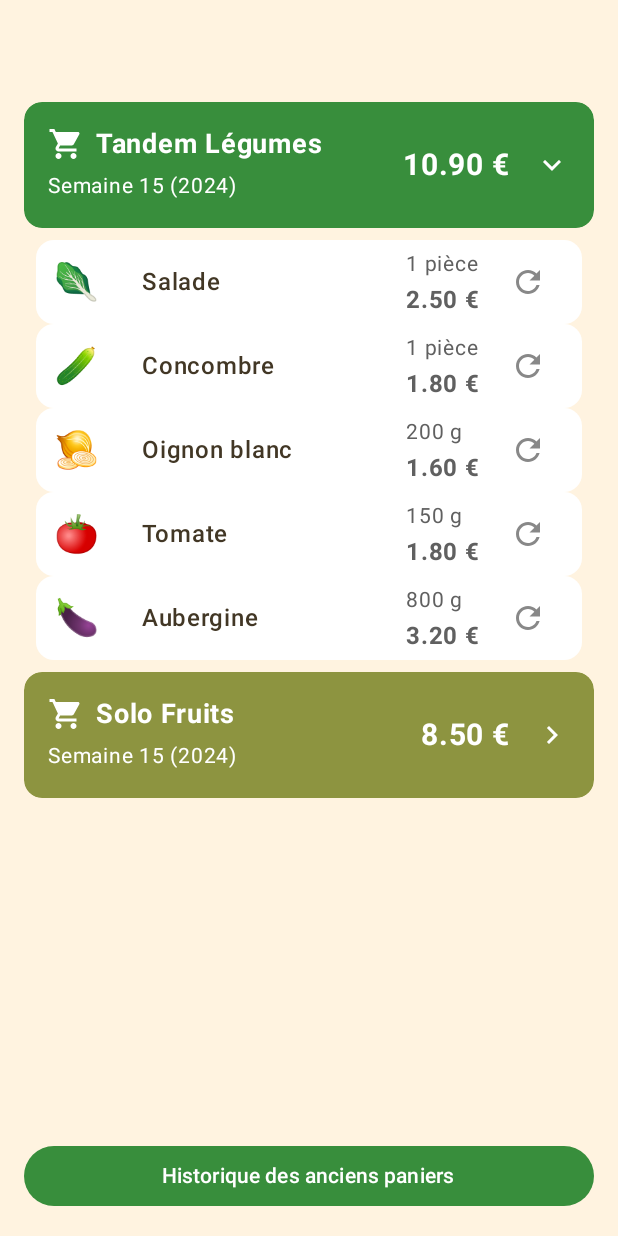
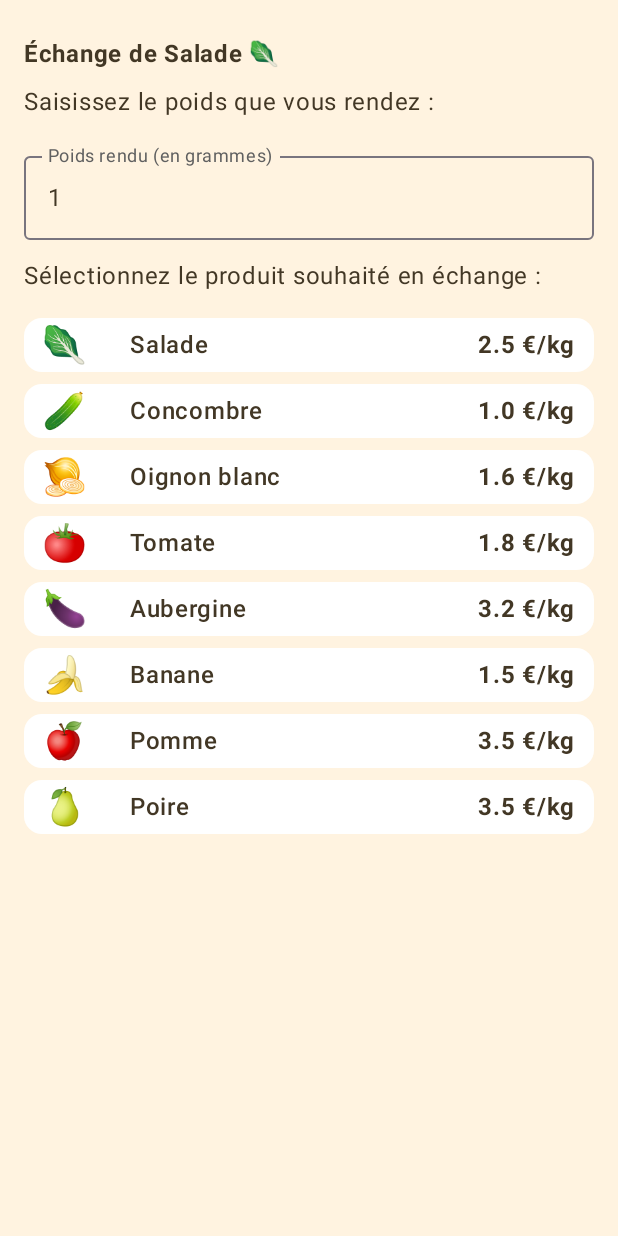
Before and after one commit to davf392/panier-local, an Android app built with Jetpack Compose: the screen it shows after launch (MainActivity), after a tap on "Échanger", on a phone screen of 412 x 824 dp. Run offline under Robolectric (Android 15) with nearby library versions, the phone set to English and light mode, and no system bars; 1 other tap on this screen came first.

Commit message:
added navigation between weekly basket and simulator

```diff
--- a/composeApp/build.gradle.kts
+++ b/composeApp/build.gradle.kts
@@ -68,6 +68,7 @@ kotlin {
             implementation(compose.components.uiToolingPreview)
             implementation(libs.androidx.lifecycle.viewmodelCompose)
             implementation(libs.androidx.lifecycle.runtimeCompose)
+            implementation(libs.androidx.navigation.compose)
         }
         commonTest.dependencies {
             implementation(libs.kotlin.test)
--- a/composeApp/src/androidMain/kotlin/com/davf392/panierlocal/MainActivity.kt
+++ b/composeApp/src/androidMain/kotlin/com/davf392/panierlocal/MainActivity.kt
@@ -4,8 +4,22 @@ import android.os.Bundle
 import androidx.activity.ComponentActivity
 import androidx.activity.compose.setContent
 import androidx.activity.enableEdgeToEdge
+import androidx.compose.foundation.layout.fillMaxSize
+import androidx.compose.material3.MaterialTheme
+import androidx.compose.material3.Surface
 import androidx.compose.runtime.Composable
+import androidx.compose.ui.Modifier
 import androidx.compose.ui.tooling.preview.Preview
+import androidx.lifecycle.viewmodel.compose.viewModel
+import androidx.navigation.compose.NavHost
+import androidx.navigation.compose.composable
+import androidx.navigation.compose.rememberNavController
+import com.davf392.panierlocal.data.ProductItem
+import com.davf392.panierlocal.ui.navigation.Routes
+import com.davf392.panierlocal.ui.screens.BasketScreen
+import com.davf392.panierlocal.ui.screens.ExchangeSimulatorScreen
+import com.davf392.panierlocal.ui.theme.PanierLocalTheme
+import com.davf392.panierlocal.viewmodel.BasketViewModel
 
 class MainActivity : ComponentActivity() {
     override fun onCreate(savedInstanceState: Bundle?) {
@@ -13,7 +27,39 @@ class MainActivity : ComponentActivity() {
         super.onCreate(savedInstanceState)
 
         setContent {
-            App()
+            PanierLocalApp()
+        }
+    }
+}
+
+@Composable
+fun PanierLocalApp() {
+    PanierLocalTheme {
+        Surface(
+            modifier = Modifier.fillMaxSize(),
+            color = MaterialTheme.colorScheme.background
+        ) {
+            val navController = rememberNavController()
+            val basketViewModel: BasketViewModel = viewModel()
+
+            NavHost(navController = navController, startDestination = Routes.WEEKLY_BASKET) {
+                composable(Routes.WEEKLY_BASKET) {
+                    BasketScreen(
+                        navController = navController,
+                        onViewHistoryClicked = { navController.navigate(Routes.BASKET_HISTORY) },
+                        onExchangeClicked = { productItem ->
+                            navController.navigate("${Routes.EXCHANGE_SIMULATOR}/${productItem.id}")
+                        }
+                    )
+                }
+                composable(route = "${Routes.EXCHANGE_SIMULATOR}/{itemId}") { backStackEntry ->
+                    val itemId = backStackEntry.arguments?.getString("itemId")
+                    ExchangeSimulatorScreen(
+                        itemToExchange = basketViewModel.getItemToExchange(itemId) ?: ProductItem(),
+                        availableProducts = basketViewModel.getAvailableProducts(),
+                    )
+                }
+            }
         }
     }
 }
--- a/composeApp/src/commonMain/kotlin/com/davf392/panierlocal/App.kt
+++ b/composeApp/src/commonMain/kotlin/com/davf392/panierlocal/App.kt
@@ -8,7 +8,6 @@ import androidx.compose.ui.Modifier
 import com.davf392.panierlocal.ui.screens.BasketScreen
 import com.davf392.panierlocal.ui.theme.PanierLocalTheme
 import org.jetbrains.compose.ui.tooling.preview.Preview
-
 
 @Composable
 @Preview
--- a/composeApp/src/commonMain/kotlin/com/davf392/panierlocal/data/CommonProduct.kt
+++ b/composeApp/src/commonMain/kotlin/com/davf392/panierlocal/data/CommonProduct.kt
@@ -1,6 +1,7 @@
 package com.davf392.panierlocal.data
 
 interface CommonProduct {
+    val id: String
     val name: String
     val emoji: String
 }
--- a/composeApp/src/commonMain/kotlin/com/davf392/panierlocal/data/ExchangeItem.kt
+++ b/composeApp/src/commonMain/kotlin/com/davf392/panierlocal/data/ExchangeItem.kt
@@ -1,6 +1,7 @@
 package com.davf392.panierlocal.data
 
 data class ExchangeItem(
+    override val id: String = "",
     override val name: String = "",
     override val emoji: String = "",
     val pricePerKg: Double = 0.0
--- a/composeApp/src/commonMain/kotlin/com/davf392/panierlocal/data/ProductItem.kt
+++ b/composeApp/src/commonMain/kotlin/com/davf392/panierlocal/data/ProductItem.kt
@@ -3,12 +3,13 @@ package com.davf392.panierlocal.data
 import com.davf392.panierlocal.formatDecimal
 
 data class ProductItem(
-    override val name: String,
-    override val emoji: String,
-    val quantity: Double,
-    val unit: String,
-    val pricePerUnit: Double,
-    val totalPrice: Double
+    override val id: String = "",
+    override val name: String = "",
+    override val emoji: String = "",
+    val quantity: Double = 0.0,
+    val unit: String = "",
+    val pricePerUnit: Double = 0.0,
+    val totalPrice: Double = 0.0
 ) : CommonProduct {
     val displayQuantity: String
         get() = when {
--- a/composeApp/src/commonMain/kotlin/com/davf392/panierlocal/state/ExchangeSimulationState.kt
+++ b/composeApp/src/commonMain/kotlin/com/davf392/panierlocal/state/ExchangeSimulationState.kt
@@ -1,10 +1,11 @@
 package com.davf392.panierlocal.state
 
 import com.davf392.panierlocal.data.ExchangeItem
+import com.davf392.panierlocal.data.ProductItem
 
 sealed interface ExchangeSimulationState {
     data class InputWeight(
-        val itemToExchange: ExchangeItem,
+        val itemToExchange: ProductItem,
         val defaultWeightGrams: Int
     ) : ExchangeSimulationState
 
--- a/composeApp/src/commonMain/kotlin/com/davf392/panierlocal/ui/components/BasketContentSection.kt
+++ b/composeApp/src/commonMain/kotlin/com/davf392/panierlocal/ui/components/BasketContentSection.kt
@@ -1,6 +1,7 @@
 package com.davf392.panierlocal.ui.components
 
 import androidx.compose.foundation.background
+import androidx.compose.foundation.layout.Arrangement
 import androidx.compose.foundation.layout.Column
 import androidx.compose.foundation.layout.fillMaxWidth
 import androidx.compose.foundation.layout.padding
@@ -21,7 +22,8 @@ fun BasketContentSection(
     Column(
         modifier = modifier
             .fillMaxWidth()
-            .padding(horizontal = 8.dp)
+            .padding(horizontal = 8.dp),
+        verticalArrangement = Arrangement.spacedBy(8.dp)
     ) {
         items.forEach { item ->
             ProductBasketSection(
--- a/composeApp/src/commonMain/kotlin/com/davf392/panierlocal/ui/components/ProductExchangeSection.kt
+++ b/composeApp/src/commonMain/kotlin/com/davf392/panierlocal/ui/components/ProductExchangeSection.kt
@@ -1,10 +1,8 @@
 package com.davf392.panierlocal.ui.components
 
-import androidx.compose.foundation.background
 import androidx.compose.material3.MaterialTheme
 import androidx.compose.material3.Text
 import androidx.compose.runtime.Composable
-import androidx.compose.ui.Modifier
 import androidx.compose.ui.text.font.FontWeight
 import androidx.compose.ui.unit.sp
 import com.davf392.panierlocal.data.ExchangeItem
@@ -15,25 +13,25 @@ import org.jetbrains.compose.ui.tooling.preview.Preview
 fun ProductExchangeSection(
     item: ExchangeItem = ExchangeItem(),
     onProductSelected: (ExchangeItem) -> Unit = {},
-    modifier: Modifier = Modifier
+    isSelected: Boolean = false,
 ) {
     ProductItemCard(
         item = item,
-        modifier = modifier,
-        onClick = { onProductSelected(item) }
-    ) {
+        onClick = { onProductSelected(item) },
+        isSelected = isSelected
+    ) { contentColor ->
         Text(
             text = "${item.pricePerKg} €/kg",
             fontSize = 16.sp,
             fontWeight = FontWeight.Bold,
-            color = MaterialTheme.colorScheme.onSurfaceVariant
+            color = contentColor
         )
     }
 }
 
 @Preview
 @Composable
-fun ProductExchangeSection() {
+fun ProductExchangeSectionPreview() {
     PanierLocalTheme {
         ProductExchangeSection(
             item = ExchangeItem(
@@ -41,10 +39,7 @@ fun ProductExchangeSection() {
                 emoji = "🥔",
                 pricePerKg = 0.7
             ),
-            onProductSelected = {},
-            modifier = Modifier.background(
-                color = MaterialTheme.colorScheme.background
-            )
+            onProductSelected = {}
         )
     }
 }
--- a/composeApp/src/commonMain/kotlin/com/davf392/panierlocal/ui/components/ProductItemCard.kt
+++ b/composeApp/src/commonMain/kotlin/com/davf392/panierlocal/ui/components/ProductItemCard.kt
@@ -33,16 +33,26 @@ fun ProductItemCard(
     item: CommonProduct,
     modifier: Modifier = Modifier,
     onClick: () -> Unit = {},
-    content: @Composable () -> Unit
+    isSelected: Boolean = false,
+    content: @Composable (contentColor: Color) -> Unit,
 ) {
+    val backgroundColor = if (isSelected) {
+        MaterialTheme.colorScheme.onSurface
+    } else {
+        MaterialTheme.colorScheme.surface
+    }
+    val contentColor = if (isSelected) {
+        MaterialTheme.colorScheme.surface
+    } else {
+        MaterialTheme.colorScheme.onSurface
+    }
+
     Card(
         modifier = modifier
             .fillMaxWidth()
             .clickable(onClick = onClick),
         shape = RoundedCornerShape(12.dp),
-        colors = CardDefaults.cardColors(
-            containerColor = MaterialTheme.colorScheme.surface
-        )
+        colors = CardDefaults.cardColors(containerColor = backgroundColor)
     ) {
         Row(
             modifier = Modifier
@@ -56,18 +66,20 @@ fun ProductItemCard(
                 Text(
                     text = item.emoji,
                     fontSize = 24.sp,
-                    modifier = Modifier.padding(end = 12.dp)
+                    modifier = Modifier.padding(end = 12.dp),
+                    color = contentColor
                 )
                 Spacer(modifier = Modifier.width(16.dp))
                 Text(
                     text = item.name,
                     fontSize = 16.sp,
-                    fontWeight = FontWeight.Medium
+                    fontWeight = FontWeight.Medium,
+                    color = contentColor
                 )
             }
 
             // Le slot de contenu (le contenu à droite)
-            content()
+            content(contentColor)
         }
     }
 }
--- a/composeApp/src/commonMain/kotlin/com/davf392/panierlocal/ui/components/exchange_simulator/ProductSelectionSection.kt
+++ b/composeApp/src/commonMain/kotlin/com/davf392/panierlocal/ui/components/exchange_simulator/ProductSelectionSection.kt
@@ -6,11 +6,16 @@ import androidx.compose.foundation.layout.Column
 import androidx.compose.foundation.layout.Spacer
 import androidx.compose.foundation.layout.fillMaxWidth
 import androidx.compose.foundation.layout.height
+import androidx.compose.foundation.layout.padding
 import androidx.compose.foundation.lazy.LazyColumn
 import androidx.compose.foundation.lazy.items
 import androidx.compose.material3.MaterialTheme
 import androidx.compose.material3.Text
 import androidx.compose.runtime.Composable
+import androidx.compose.runtime.getValue
+import androidx.compose.runtime.mutableStateOf
+import androidx.compose.runtime.remember
+import androidx.compose.runtime.setValue
 import androidx.compose.ui.Modifier
 import androidx.compose.ui.unit.dp
 import androidx.compose.ui.unit.sp
@@ -25,7 +30,11 @@ fun ProductSelectionSection(
     onProductSelected: (ExchangeItem) -> Unit,
     modifier: Modifier = Modifier
 ) {
-    Column(modifier = modifier.fillMaxWidth()) {
+    var selectedExchangedItem by remember { mutableStateOf<String?>(null) }
+
+    Column(
+        modifier = modifier.fillMaxWidth().padding(top = 12.dp)
+    ) {
         Text(
             text = "Sélectionnez le produit souhaité en échange :",
             fontSize = 16.sp
@@ -38,7 +47,11 @@ fun ProductSelectionSection(
             items(availableProducts) { product ->
                 ProductExchangeSection(
                     item = product,
-                    onProductSelected = { onProductSelected(product) }
+                    onProductSelected = { clickedProduct ->
+                        selectedExchangedItem = clickedProduct.id
+                        onProductSelected(clickedProduct)
+                    },
+                    isSelected = selectedExchangedItem == product.id,
                 )
             }
         }
--- a/composeApp/src/commonMain/kotlin/com/davf392/panierlocal/viewmodel/BasketViewModel.kt
+++ b/composeApp/src/commonMain/kotlin/com/davf392/panierlocal/viewmodel/BasketViewModel.kt
@@ -3,6 +3,7 @@ package com.davf392.panierlocal.viewmodel
 import androidx.compose.runtime.mutableStateListOf
 import androidx.lifecycle.ViewModel
 import androidx.lifecycle.viewModelScope
+import com.davf392.panierlocal.data.ExchangeItem
 import com.davf392.panierlocal.data.ProductItem
 import com.davf392.panierlocal.data.WeeklyBasketItem
 import com.davf392.panierlocal.state.BasketUiState
@@ -13,15 +14,8 @@ import kotlinx.coroutines.launch
 
 class BasketViewModel: ViewModel() {
 
-    private val _basketList = MutableStateFlow<List<WeeklyBasketItem>>(emptyList())
-    val basketList: StateFlow<List<WeeklyBasketItem>> = _basketList.asStateFlow()
-
     private val _uiState = MutableStateFlow<BasketUiState>(BasketUiState.Loading)
     val uiState: StateFlow<BasketUiState> = _uiState.asStateFlow()
-
-    // The current basket being displayed
-    private val _currentBasketIndex = MutableStateFlow(0)
-    val currentBasketIndex: StateFlow<Int> = _currentBasketIndex.asStateFlow()
 
     init {
         fetchBaskets()
@@ -32,26 +26,17 @@ class BasketViewModel: ViewModel() {
 //            _uiState.value = BasketUiState.Loading
             try {
 //                delay(1000)
-                val baskets = initWeeklyBasketList()
-                if (baskets.isNotEmpty()) {
-                    _uiState.value = BasketUiState.Success(baskets)
-                } else {
-                    _uiState.value = BasketUiState.Error("Aucun panier disponible cette semaine")
+                initWeeklyBasketList().let { baskets ->
+                    _uiState.value = if (baskets.isNotEmpty()) {
+                        BasketUiState.Success(baskets)
+                    } else {
+                        BasketUiState.Error("Aucun panier disponible cette semaine")
+                    }
                 }
             } catch (e: Exception) {
                 _uiState.value = BasketUiState.Error(
                     "Une erreur est survenue lors du chargement des paniers : ${e.message}"
                 )
-            }
-        }
-    }
-
-    fun onSelectBasketItem(index: Int) {
-        viewModelScope.launch {
-            val currentState = _uiState.value
-            if (currentState is BasketUiState.Success) {
-                val nextIndex = (_currentBasketIndex.value + 1) % currentState.baskets.size
-                _currentBasketIndex.value = nextIndex
             }
         }
     }
@@ -76,11 +61,11 @@ class BasketViewModel: ViewModel() {
                 totalPrice = 10.90,
                 formula = "Tandem",
                 productsList = listOf(
-                    ProductItem(name = "Salade", quantity = 1.0, unit = "pièce", pricePerUnit = 2.50, totalPrice = 2.50, emoji = "🥬"),
-                    ProductItem(name = "Concombre", quantity = 1.0, unit = "pièce", pricePerUnit = 1.80, totalPrice = 1.80, emoji = "🥒"),
-                    ProductItem(name = "Oignon blanc", quantity = 200.0, unit = "g", pricePerUnit = 1.60, totalPrice = 1.60, emoji = "🧅"),
-                    ProductItem(name = "Tomate", quantity = 150.0, unit = "g", pricePerUnit = 1.80, totalPrice = 1.80, emoji = "🍅"),
-                    ProductItem(name = "Aubergine", quantity = 800.0, unit = "g", pricePerUnit = 3.20, totalPrice = 3.20, emoji = "🍆")
+                    ProductItem(id = "1", name = "Salade", quantity = 1.0, unit = "pièce", pricePerUnit = 2.50, totalPrice = 2.50, emoji = "🥬"),
+                    ProductItem(id = "2", name = "Concombre", quantity = 1.0, unit = "pièce", pricePerUnit = 1.80, totalPrice = 1.80, emoji = "🥒"),
+                    ProductItem(id = "3", name = "Oignon blanc", quantity = 200.0, unit = "g", pricePerUnit = 1.60, totalPrice = 1.60, emoji = "🧅"),
+                    ProductItem(id = "4", name = "Tomate", quantity = 150.0, unit = "g", pricePerUnit = 1.80, totalPrice = 1.80, emoji = "🍅"),
+                    ProductItem(id = "5", name = "Aubergine", quantity = 800.0, unit = "g", pricePerUnit = 3.20, totalPrice = 3.20, emoji = "🍆")
                 )
             ),
             WeeklyBasketItem(
@@ -91,11 +76,39 @@ class BasketViewModel: ViewModel() {
                 totalPrice = 8.50,
                 formula = "Solo",
                 productsList = listOf(
-                    ProductItem(name = "Banane", quantity = 500.0, unit = "g", pricePerUnit = 3.0, totalPrice = 1.50, emoji = "🍌"),
-                    ProductItem(name = "Pomme", quantity = 1.0, unit = "kg", pricePerUnit = 3.50, totalPrice = 3.50, emoji = "🍎"),
-                    ProductItem(name = "Poire", quantity = 500.0, unit = "g", pricePerUnit = 7.0, totalPrice = 3.50, emoji = "🍐")
+                    ProductItem(id = "6", name = "Banane", quantity = 500.0, unit = "g", pricePerUnit = 3.0, totalPrice = 1.50, emoji = "🍌"),
+                    ProductItem(id = "7", name = "Pomme", quantity = 1.0, unit = "kg", pricePerUnit = 3.50, totalPrice = 3.50, emoji = "🍎"),
+                    ProductItem(id = "8", name = "Poire", quantity = 500.0, unit = "g", pricePerUnit = 7.0, totalPrice = 3.50, emoji = "🍐")
                 )
             )
         )
     }
+
+    fun getAvailableProducts(): List<ExchangeItem> {
+        return listOf(
+            ExchangeItem(id = "1", name = "Salade", emoji = "🥬", pricePerKg = 2.50),
+            ExchangeItem(id = "2", name = "Concombre", emoji = "🥒", pricePerKg = 1.00),
+            ExchangeItem(id = "3", name = "Oignon blanc", emoji = "🧅", pricePerKg = 1.60),
+            ExchangeItem(id = "4", name = "Tomate", emoji = "🍅", pricePerKg = 1.80),
+            ExchangeItem(id = "5", name = "Aubergine", emoji = "🍆", pricePerKg = 3.20),
+            ExchangeItem(id = "6", name = "Banane", emoji = "🍌", pricePerKg = 1.50),
+            ExchangeItem(id = "7", name = "Pomme", emoji = "🍎", pricePerKg = 3.50),
+            ExchangeItem(id = "8", name = "Poire", emoji = "🍐", pricePerKg = 3.50),
+        )
+    }
+
+    fun getItemToExchange(itemId: String?): ProductItem? {
+        if (itemId == null) return null
+        val allBaskets = initWeeklyBasketList()
+
+        allBaskets.forEach { basket ->
+            basket.productsList.forEach { product ->
+                if (product.id == itemId) {
+                    return product
+                }
+            }
+        }
+        return null
+    }
+
 }
--- a/gradle/libs.versions.toml
+++ b/gradle/libs.versions.toml
@@ -15,6 +15,7 @@ compose-icons-extended = "1.5.4"
 junit = "4.13.2"
 kotlin = "2.2.0"
 kotlinx-coroutines = "1.10.2"
+compose-navigation = "2.9.3"
 
 [libraries]
 kotlin-test = { module = "org.jetbrains.kotlin:kotlin-test", version.ref = "kotlin" }
@@ -25,6 +26,7 @@ androidx-testExt-junit = { module = "androidx.test.ext:junit", version.ref = "an
 androidx-espresso-core = { module = "androidx.test.espresso:espresso-core", version.ref = "androidx-espresso" }
 androidx-appcompat = { module = "androidx.appcompat:appcompat", version.ref = "androidx-appcompat" }
 androidx-activity-compose = { module = "androidx.activity:activity-compose", version.ref = "androidx-activity" }
+androidx-navigation-compose = { module = "androidx.navigation:navigation-compose", version.ref = "compose-navigation" }
 androidx-compose-material-icons-extended = { group = "androidx.compose.material", name = "material-icons-extended", version.ref = "compose-icons-extended" }
 androidx-lifecycle-viewmodelCompose = { module = "org.jetbrains.androidx.lifecycle:lifecycle-viewmodel-compose", version.ref = "androidx-lifecycle" }
 androidx-lifecycle-runtimeCompose = { module = "org.jetbrains.androidx.lifecycle:lifecycle-runtime-compose", version.ref = "androidx-lifecycle" }
```
Also changed, not shown: composeApp/src/commonMain/kotlin/com/davf392/panierlocal/ui/components/ProductBasketSection.kt (+4 -4 lines), composeApp/src/commonMain/kotlin/com/davf392/panierlocal/ui/components/exchange_simulator/ResultDisplaySection.kt (+11 -2 lines), composeApp/src/commonMain/kotlin/com/davf392/panierlocal/ui/components/exchange_simulator/WeightInputSection.kt (+9 -24 lines), composeApp/src/commonMain/kotlin/com/davf392/panierlocal/ui/navigation/Routes.kt (added, +7 -0 lines), composeApp/src/commonMain/kotlin/com/davf392/panierlocal/ui/screens/BasketScreen.kt (+9 -6 lines), composeApp/src/commonMain/kotlin/com/davf392/panierlocal/ui/screens/ExchangeSimulatorScreen.kt (+51 -56 lines).
